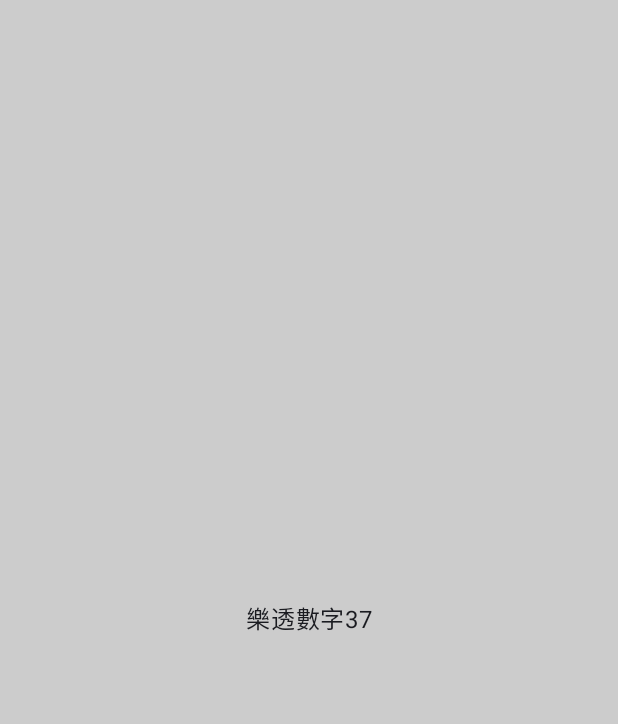
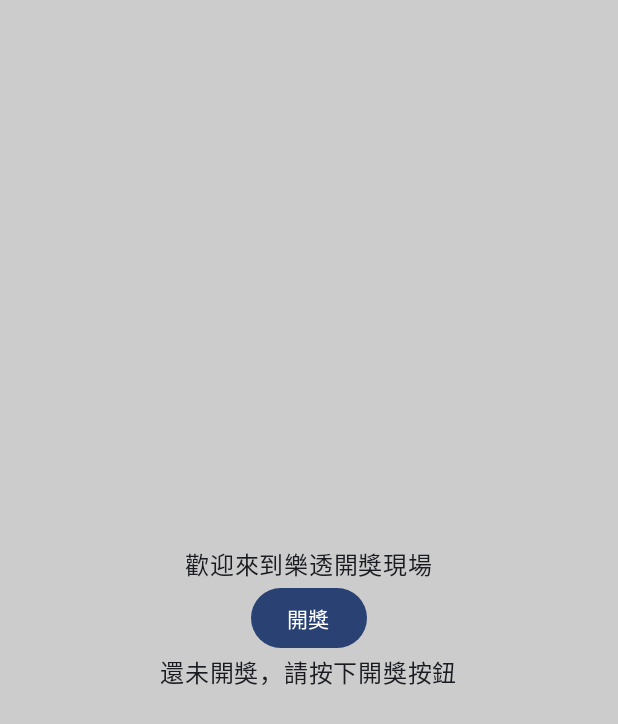
Before and after one commit to DavidWu94/Lotto, an Android app built with Jetpack Compose: the screen it shows after launch (MainActivity), on a phone screen of 412 x 824 dp. Before the commit the part shown is almost empty. Shown: the top 724 px of the screen. Run offline under Robolectric (Android 15) with nearby library versions, the phone set to English and light mode, and no system bars.

```diff
--- a/app/src/main/java/tw/edu/pu/csim/s1130045/lotto/MainActivity.kt
+++ b/app/src/main/java/tw/edu/pu/csim/s1130045/lotto/MainActivity.kt
@@ -9,9 +9,14 @@ import androidx.compose.foundation.layout.Arrangement
 import androidx.compose.foundation.layout.Column
 import androidx.compose.foundation.layout.fillMaxSize
 import androidx.compose.foundation.layout.padding
+import androidx.compose.material3.Button
 import androidx.compose.material3.Scaffold
 import androidx.compose.material3.Text
 import androidx.compose.runtime.Composable
+import androidx.compose.runtime.getValue
+import androidx.compose.runtime.mutableStateOf
+import androidx.compose.runtime.remember
+import androidx.compose.runtime.setValue
 import androidx.compose.ui.Alignment
 import androidx.compose.ui.Modifier
 import androidx.compose.ui.graphics.Color
@@ -36,6 +41,8 @@ class MainActivity : ComponentActivity() {
 
 @Composable
 fun CounterScreen(modifier: Modifier = Modifier){
+    var lucky by remember { mutableStateOf(0) }
+
     Column (
         modifier = modifier
             .fillMaxSize()
@@ -43,18 +50,31 @@ fun CounterScreen(modifier: Modifier = Modifier){
         verticalArrangement = Arrangement.Center,
         horizontalAlignment = Alignment.CenterHorizontally
     ){
-        Play()
+        Text(
+            text = "歡迎來到樂透開獎現場"
+        )
+
+        LottoButtonStart(onClick = {
+            lucky = (1 .. 100).random()
+        })
+
+        Show(lucky)
     }
 }
 
-
+@Composable
+fun LottoButtonStart(onClick: () -> Unit){
+    Button (onClick = onClick) {
+        Text(text = "開獎")
+    }
+}
 
 @Composable
-fun Play(modifier: Modifier = Modifier){
-    var lucky = (1 .. 100).random()
-
-    Text(
-        text="樂透數字$lucky",
-        modifier = modifier,
-    )
+fun  Show(number: Number){
+    if (number == 0){
+        Text(text = "還未開獎，請按下開獎按鈕")
+    }
+    else{
+        Text(text = "樂透數字為 $number")
+    }
 }
```
